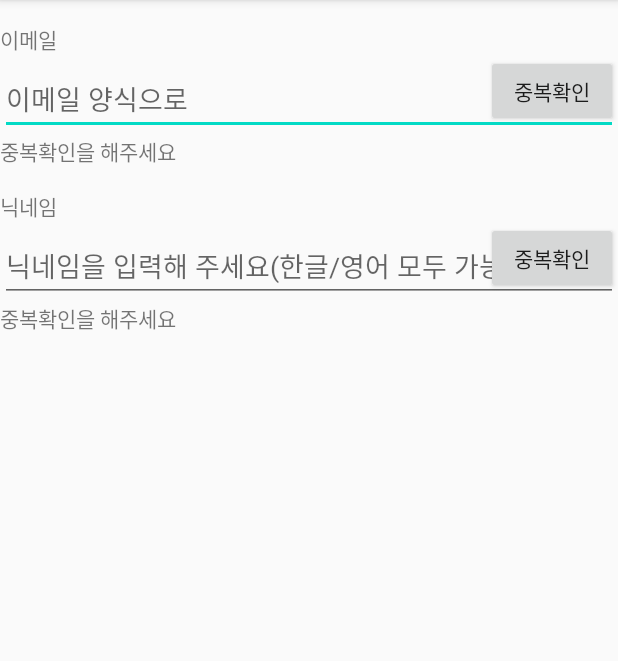
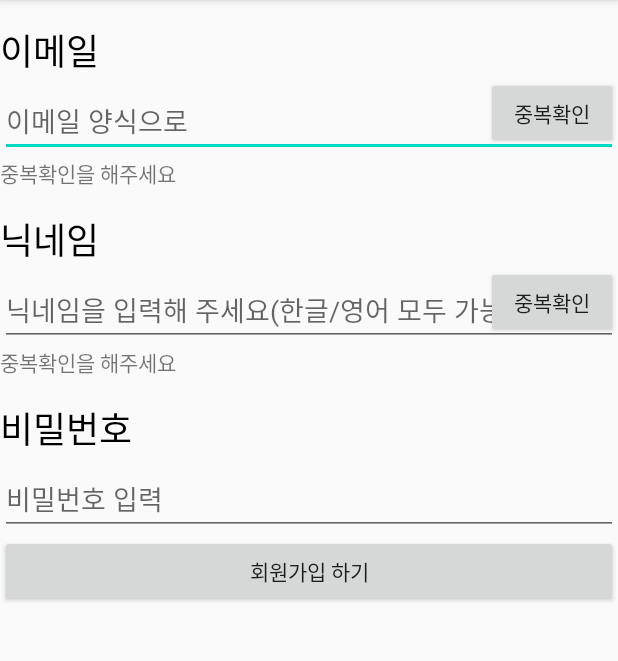
Before and after one commit to nagasee0526/APIPractice_200613, an Android app: the SignUpActivity screen opened directly, with no data from a screen before it, on a phone screen of 412 x 824 dp, the part 84-745 px from its top. Run offline under Robolectric (Android 15) with nearby library versions, the phone set to English and light mode, and no system bars.

Commit message:
회원가입 버튼 기능 추가 준비  - 이메일 / 닉네임 중복검사를 모두 통과 해야 요청  - 두비번을 만들고 두 비번이 같고 최소 8글자 이상   -모든조건 통과시 회원가입 가능

```diff
--- a/app/src/main/java/com/ubis/apipractice_200613/SignUpActivity.kt
+++ b/app/src/main/java/com/ubis/apipractice_200613/SignUpActivity.kt
@@ -107,5 +107,8 @@ class SignUpActivity : baseActivity() {
 
         })
 
+        signUpBtn.setOnClickListener {
+
+        }
     }
 }
--- a/app/src/main/res/layout/activity_sign_up.xml
+++ b/app/src/main/res/layout/activity_sign_up.xml
@@ -11,6 +11,8 @@
         android:layout_width="wrap_content"
         android:layout_height="wrap_content"
         android:layout_marginTop="15dp"
+        android:textSize="24dp"
+        android:textColor="@color/color_Black"
         android:text="이메일"/>
 
     <FrameLayout
@@ -45,6 +47,8 @@
         android:layout_width="wrap_content"
         android:layout_height="wrap_content"
         android:layout_marginTop="15dp"
+        android:textSize="24dp"
+        android:textColor="@color/color_Black"
         android:text="닉네임"/>
 
     <FrameLayout
@@ -73,4 +77,26 @@
         android:layout_height="wrap_content"
         android:text="중복확인을 해주세요"/>
 
+    <TextView
+        android:layout_width="wrap_content"
+        android:layout_height="wrap_content"
+        android:layout_marginTop="15dp"
+        android:textSize="24dp"
+        android:textColor="@color/color_Black"
+        android:text="비밀번호"/>
+
+    <EditText
+        android:id="@+id/passwordEdt"
+        android:layout_width="match_parent"
+        android:layout_height="wrap_content"
+        android:layout_marginTop="5dp"
+        android:inputType="textPassword"
+        android:hint="비밀번호 입력"/>
+
+    <Button
+        android:id="@+id/signUpBtn"
+        android:layout_width="match_parent"
+        android:layout_height="wrap_content"
+        android:text="회원가입 하기"/>
+
 </LinearLayout>
```
